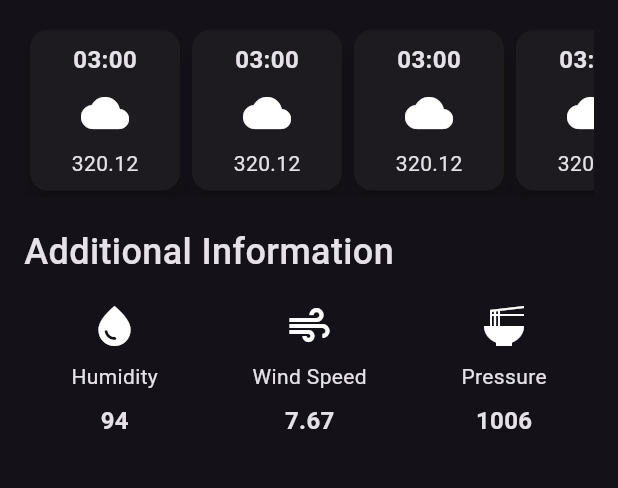
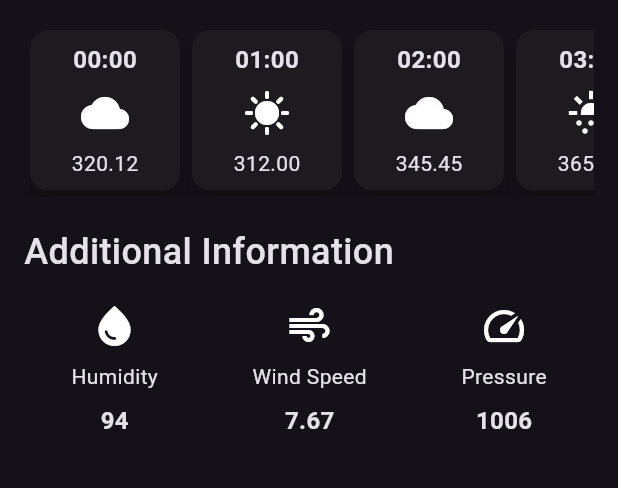
Before and after one commit to Pro-Phoenix09/WeatherApp, a Flutter app: the screen it shows after launch, on a phone screen of 412 x 824 dp, the part 501-989 px from its top. Run offline on Flutter 3.47's test engine with Material 3 defaults, Android fonts, the phone set to English and light mode, and no system bars.

Commit message:
18jun10pm

```diff
--- a/weather_app/lib/hourly_forecast_item.dart
+++ b/weather_app/lib/hourly_forecast_item.dart
@@ -1,7 +1,16 @@
 import 'package:flutter/material.dart';
 
 class HourlyForecastItem extends StatelessWidget {
-  const HourlyForecastItem({super.key});
+  final String timestamp;
+  final IconData cloudicon;
+  final String tempattime;
+
+  const HourlyForecastItem({
+    super.key,
+    required this.timestamp,
+    required this.cloudicon,
+    required this.tempattime,
+  });
 
   @override
   Widget build(BuildContext context) {
@@ -12,20 +21,20 @@ class HourlyForecastItem extends StatelessWidget {
         width: 100,
         padding: EdgeInsets.all(8.0),
         decoration: BoxDecoration(borderRadius: BorderRadius.circular(12)),
-        child: const Column(
+        child: Column(
           children: [
             Text(
-              '03:00',
+              timestamp,
               style: TextStyle(fontSize: 16, fontWeight: FontWeight.bold),
             ),
 
             SizedBox(height: 8),
 
-            Icon(Icons.cloud, size: 32),
+            Icon(cloudicon, size: 32),
 
             SizedBox(height: 8),
 
-            Text('320.12'),
+            Text(tempattime),
           ],
         ),
       ),
--- a/weather_app/lib/weather_screen.dart
+++ b/weather_app/lib/weather_screen.dart
@@ -4,8 +4,14 @@ import 'package:flutter/material.dart';
 import 'package:weather_app/additional_info_widget.dart';
 import 'package:weather_app/hourly_forecast_item.dart';
 
+import 'package:http/http.dart' as http;
+
 class WeatherScreen extends StatelessWidget {
   const WeatherScreen({super.key});
+
+  Future getCurrentWeather() async {
+
+  }
 
   @override
   Widget build(BuildContext context) {
@@ -76,11 +82,31 @@ class WeatherScreen extends StatelessWidget {
               scrollDirection: Axis.horizontal,
               child: Row(
                 children: [
-                  HourlyForecastItem(),
-                  HourlyForecastItem(),
-                  HourlyForecastItem(),
-                  HourlyForecastItem(),
-                  HourlyForecastItem(),
+                  HourlyForecastItem(
+                    timestamp: '00:00',
+                    cloudicon: Icons.cloud,
+                    tempattime: '320.12',
+                  ),
+                  HourlyForecastItem(
+                    timestamp: '01:00',
+                    cloudicon: Icons.sunny,
+                    tempattime: '312.00',
+                  ),
+                  HourlyForecastItem(
+                    timestamp: '02:00',
+                    cloudicon: Icons.cloud,
+                    tempattime: '345.45',
+                  ),
+                  HourlyForecastItem(
+                    timestamp: '03:00',
+                    cloudicon: Icons.sunny_snowing,
+                    tempattime: '365.23',
+                  ),
+                  HourlyForecastItem(
+                    timestamp: '04:00',
+                    cloudicon: Icons.cloud,
+                    tempattime: '295.98',
+                  ),
                 ],
               ),
             ),
@@ -108,7 +134,7 @@ class WeatherScreen extends StatelessWidget {
                   value: '7.67',
                 ),
                 AdditionalInfoWidget(
-                  icon: Icons.ramen_dining,
+                  icon: Icons.speed,
                   label: 'Pressure',
                   value: '1006',
                 ),
--- a/weather_app/pubspec.yaml
+++ b/weather_app/pubspec.yaml
@@ -30,6 +30,7 @@ environment:
 dependencies:
   flutter:
     sdk: flutter
+  http: ^1.4.0
 
   # The following adds the Cupertino Icons font to your application.
   # Use with the CupertinoIcons class for iOS style icons.
```
Also changed, not shown: weather_app/pubspec.lock.
